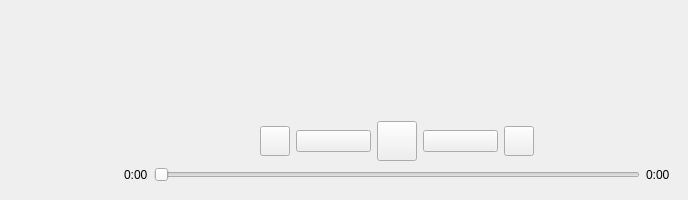
nichilum/nimamp, file ui/TransportWidget.ui: the form before one commit.
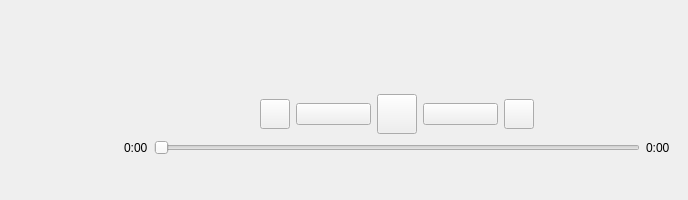
The form after the commit. Icons and pictures are not drawn.

What changed in the file:
```diff
--- a/ui/TransportWidget.ui
+++ b/ui/TransportWidget.ui
@@ -84,6 +84,19 @@
          </size>
         </property>
         <layout class="QVBoxLayout" name="verticalLayout">
+         <item>
+          <spacer name="verticalSpacer_2">
+           <property name="orientation">
+            <enum>Qt::Orientation::Vertical</enum>
+           </property>
+           <property name="sizeHint" stdset="0">
+            <size>
+             <width>20</width>
+             <height>40</height>
+            </size>
+           </property>
+          </spacer>
+         </item>
          <item>
           <widget class="QLabel" name="transportsongNameLabel">
            <property name="text">
@@ -99,23 +112,16 @@
            <property name="text">
             <string/>
            </property>
+           <property name="margin">
+            <number>0</number>
+           </property>
           </widget>
          </item>
-         <item>
-          <spacer name="verticalSpacer">
-           <property name="orientation">
-            <enum>Qt::Orientation::Vertical</enum>
-           </property>
-           <property name="sizeHint" stdset="0">
-            <size>
-             <width>20</width>
-             <height>40</height>
-            </size>
-           </property>
-          </spacer>
-         </item>
          <item>
           <layout class="QHBoxLayout" name="horizontalLayout_2">
+           <property name="topMargin">
+            <number>10</number>
+           </property>
            <item>
             <spacer name="horizontalSpacer_3">
              <property name="orientation">
@@ -302,6 +308,19 @@
            </item>
           </layout>
          </item>
+         <item>
+          <spacer name="verticalSpacer_3">
+           <property name="orientation">
+            <enum>Qt::Orientation::Vertical</enum>
+           </property>
+           <property name="sizeHint" stdset="0">
+            <size>
+             <width>20</width>
+             <height>40</height>
+            </size>
+           </property>
+          </spacer>
+         </item>
         </layout>
        </widget>
       </item>
```
